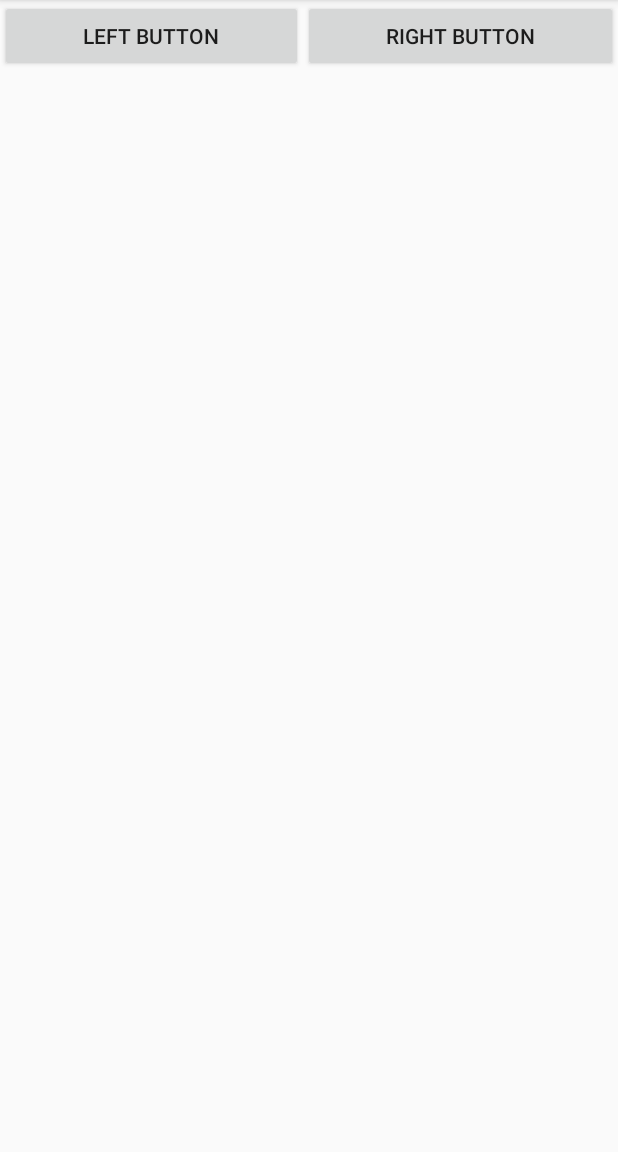
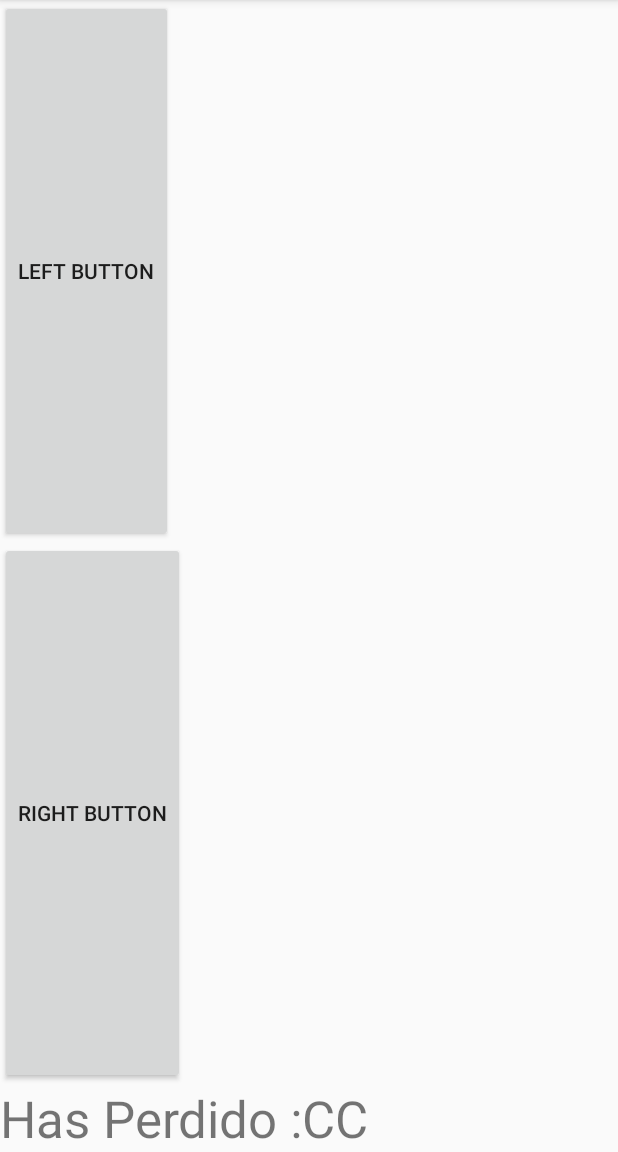
Before and after one commit to JorgeMontesR/Demo, an Android app: the screen it shows after launch (MainActivity), after a tap on "LEFT BUTTON", on a phone screen of 412 x 824 dp, the part 84-1236 px from its top. Run offline under Robolectric (Android 15) with nearby library versions, the phone set to English and light mode, and no system bars.

Commit message:
Cambios dia 3/3/2023 se agrega textview para mostrar resultados y se simplifica el codigo usando un metodo para manejar el click

```diff
--- a/app/src/main/java/com/example/demo/MainActivity.kt
+++ b/app/src/main/java/com/example/demo/MainActivity.kt
@@ -3,6 +3,7 @@ package com.example.demo
 import android.support.v7.app.AppCompatActivity
 import android.os.Bundle
 import android.view.View
+import android.widget.TextView
 import android.widget.Toast
 
 class MainActivity : AppCompatActivity() {
@@ -11,8 +12,32 @@ class MainActivity : AppCompatActivity() {
         setContentView(R.layout.activity_main)
     }
 
-    var leftnumber= (0 ..100).random()
-    var rightnumber= (0+Math.random()*100).toInt()
+    var leftnumber= 0
+    var rightnumber= 0
+
+    fun assignNumbers(){
+        leftnumber= (0 ..100).random()
+        rightnumber= (0+Math.random()*100).toInt()
+    }
+
+    fun buttonclick(button: View){
+        println("El Numero derecho es: $rightnumber y el izquierdo es $leftnumber")
+        println (" El usuario dio click en el boton ${button.id}")
+        val result = findViewById <TextView> (R.id.txtResult)
+        if(button.id == R.id.btnder && rightnumber>leftnumber){
+            Toast.makeText(this, "Ganaste!", Toast.LENGTH_LONG).show()
+            result.text = "Has ganado bien hecho"
+        }
+        else  if(button.id == R.id.btnizq && rightnumber<leftnumber){
+            Toast.makeText(this, "Ganaste!", Toast.LENGTH_LONG).show()
+            result.text = "Has ganado bien hecho"
+        }
+        else {
+            Toast.makeText(this, "Perdiste!", Toast.LENGTH_LONG).show()
+            result.text = "Has Perdido :CC"
+        }
+        assignNumbers()
+    }
 
     fun rightclick(param1: View) {
         println("Di click en el boton derecho :D")
@@ -22,10 +47,7 @@ class MainActivity : AppCompatActivity() {
         else {
             Toast.makeText(this, "Perdiste!", Toast.LENGTH_LONG).show()
         }
-        leftnumber= (0 ..100).random()
-        rightnumber= (0+Math.random()*100).toInt()
-
-
+       assignNumbers()
     }
 
     fun leftclick(param1: View) {
@@ -36,8 +58,6 @@ class MainActivity : AppCompatActivity() {
         else {
             Toast.makeText(this, "Perdiste", Toast.LENGTH_LONG).show()
         }
-        leftnumber= (0 ..100).random()
-        rightnumber= (0+Math.random()*100).toInt()
-
+        assignNumbers()
     }
 }
--- a/app/src/main/res/layout/activity_main.xml
+++ b/app/src/main/res/layout/activity_main.xml
@@ -5,15 +5,16 @@
     android:id="@+id/botonizq"
     android:layout_width="match_parent"
     android:layout_height="match_parent"
-    tools:context=".MainActivity">
+    tools:context=".MainActivity"
+    android:orientation="vertical">
 
     <Button
         android:id="@+id/btnizq"
         android:layout_width="wrap_content"
         android:layout_height="wrap_content"
         android:layout_weight="1"
-        android:text="left button"
-        android:onClick="leftclick"/>
+        android:onClick="buttonclick"
+        android:text="left button" />
 
     <Button
         android:id="@+id/btnder"
@@ -21,5 +22,12 @@
         android:layout_height="wrap_content"
         android:layout_weight="1"
         android:text="Right button"
-        android:onClick="rightclick"/>
+        android:onClick="buttonclick"/>
+
+    <TextView
+        android:id="@+id/txtResult"
+        android:layout_width="wrap_content"
+        android:layout_height="wrap_content"
+        android:text="Result"
+        android:textSize="34sp" />
 </LinearLayout>
```
